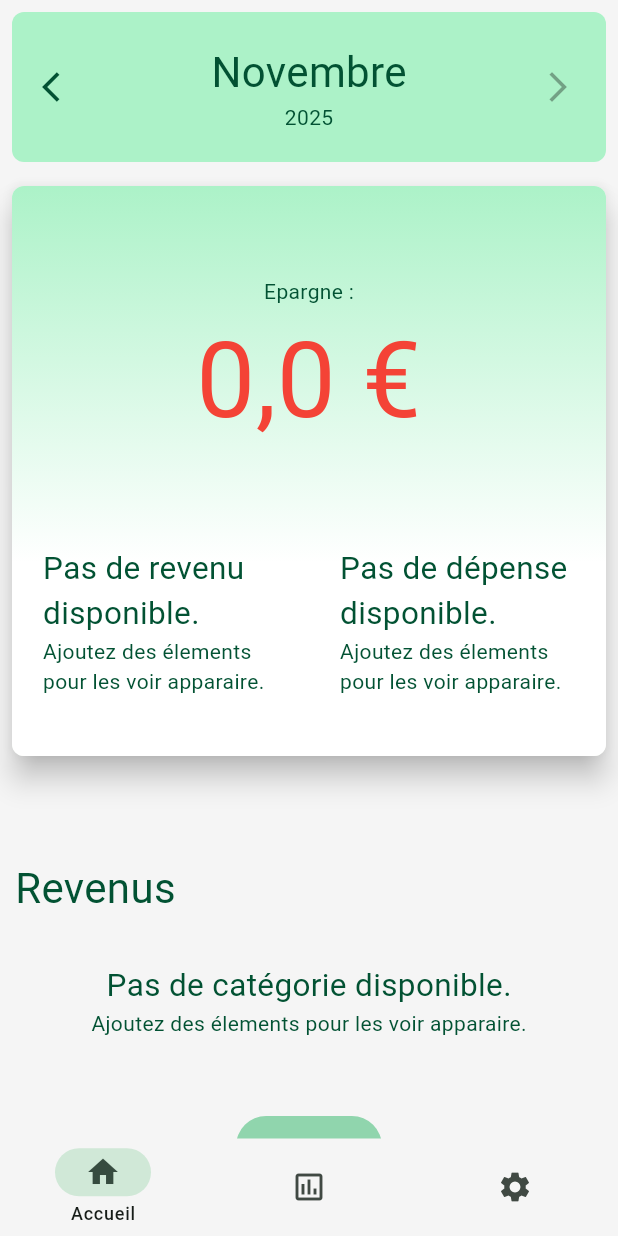
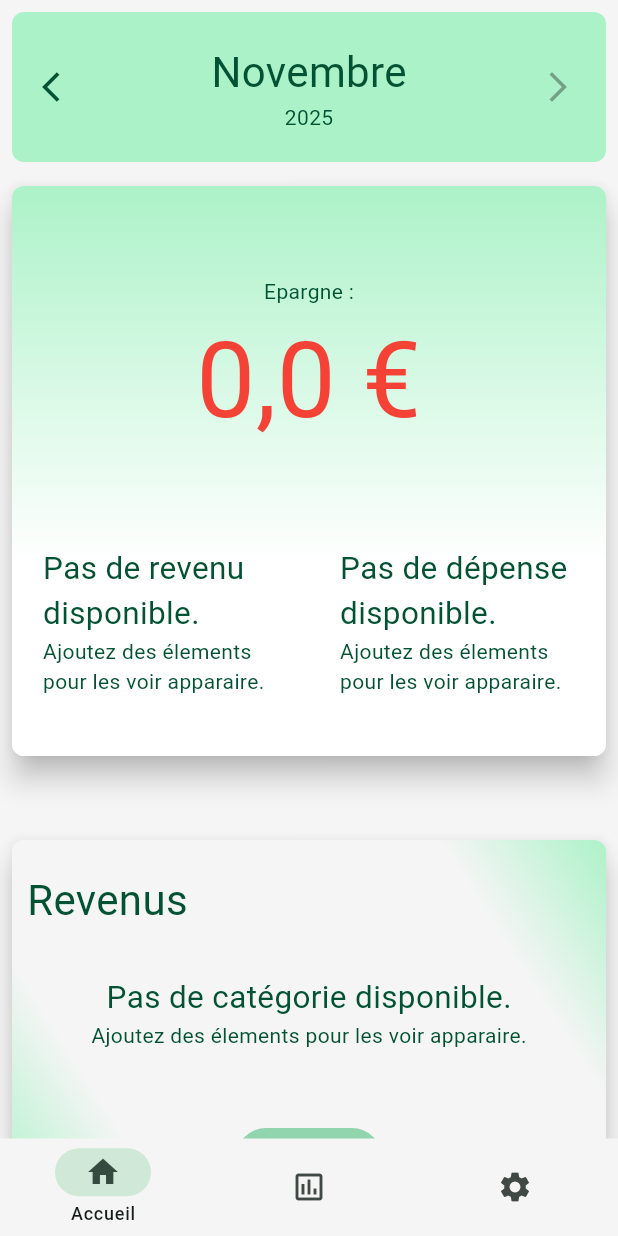
Before and after one commit to SylaneCpn/pense, a Flutter app: the screen it shows after launch, on a phone screen of 412 x 824 dp. Run offline on Flutter 3.47's test engine with Material 3 defaults, Android fonts, the phone set to English and light mode, and no system bars; drawn by our look-alikes of dynamic_color; our stand-ins replace fl_chart.

Commit message:
chip overflow fix

```diff
--- a/lib/ui/main_page/categories_pie_chart.dart
+++ b/lib/ui/main_page/categories_pie_chart.dart
@@ -74,6 +74,7 @@ class CategoryChip extends StatelessWidget {
     final appState = context.watch<AppState>();
     final style = TextStyle(
       fontSize: PortView.regularTextSize(MediaQuery.sizeOf(context).width),
+      // overflow: TextOverflow.ellipsis
     );
 
     return Material(
@@ -89,7 +90,8 @@ class CategoryChip extends StatelessWidget {
         child: Row(
           mainAxisSize: MainAxisSize.min,
           children: [
-            Container(
+            Flexible(
+              child: Container(
                 decoration: BoxDecoration(
                   border: BoxBorder.fromLTRB(
                     right: BorderSide(color: appState.primaryColor(context)),
@@ -98,6 +100,7 @@ class CategoryChip extends StatelessWidget {
                 child: Padding(
                   padding: const EdgeInsets.all(8.0),
                   child: Text(style: style, category.label),
+                ),
               ),
             ),
 
--- a/lib/ui/main_page/categories_widget.dart
+++ b/lib/ui/main_page/categories_widget.dart
@@ -47,10 +47,30 @@ class CategoriesWidget extends StatelessWidget {
 
     final total = categories.fold(0.0, (acc, c) => acc + c.sourceSum());
 
-    return WithTitle(
-      padding: EdgeInsetsGeometry.only(left: 10.0 ,top: 20.0),
+    return Padding(
+      padding: const EdgeInsets.all(8.0),
+      child: Material(
+        borderRadius: BorderRadius.circular(8.0),
+        elevation: 8.0,
+        child: Container(
+          decoration: BoxDecoration(
+            borderRadius: BorderRadius.circular(8.0),
+            gradient: LinearGradient(
+              begin: AlignmentGeometry.topRight,
+              end: AlignmentGeometry.bottomLeft,
+              colors: [
+                appState.primaryContainer(context),
+                appState.lightBackgroundColor(),
+                appState.lightBackgroundColor(),
+                appState.primaryContainer(context),
+              ],
+              stops: [0,0.2,0.8, 1],
+            ),
+          ),
+          child: WithTitle(
+            padding: EdgeInsetsGeometry.only(left: 10.0, top: 20.0),
             title: label,
-      style : TextStyle(
+            style: TextStyle(
               color: appState.onPrimaryContainer(context),
               fontSize: PortView.doubleRegularTextSize(
                 MediaQuery.sizeOf(context).width,
@@ -63,7 +83,12 @@ class CategoriesWidget extends StatelessWidget {
                       children: [
                         if (total > 0.0)
                           WithTitle(
-                      style: TextStyle(color: appState.onPrimaryContainer(context) , fontSize: PortView.mediumTextSize(MediaQuery.sizeOf(context).width)),
+                            style: TextStyle(
+                              color: appState.onPrimaryContainer(context),
+                              fontSize: PortView.mediumTextSize(
+                                MediaQuery.sizeOf(context).width,
+                              ),
+                            ),
                             title: "Vue d'ensemble",
                             padding: const EdgeInsets.all(10.0),
                             child: CategoriesPieChart(
@@ -141,7 +166,11 @@ class CategoriesWidget extends StatelessWidget {
                   ),
                 ),
               ],
-      ), );
+            ),
+          ),
+        ),
+      ),
+    );
 
     // return Accordion(
     //   decoration: BoxDecoration(
@@ -262,9 +291,7 @@ class CategoryWidget extends StatelessWidget {
     final header = Text(
       style: TextStyle(
         color: appState.onPrimaryContainer(context),
-        fontSize: PortView.mediumTextSize(
-          MediaQuery.sizeOf(context).width,
-        ),
+        fontSize: PortView.mediumTextSize(MediaQuery.sizeOf(context).width),
       ),
       category.label,
     );
```
Lines whose indentation alone changed are shown as unchanged.
